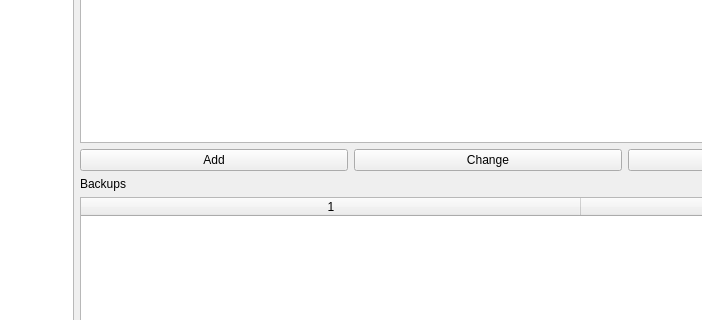
Above: mainwindow.ui from CMHarris14/GummysaverQt before the change; both pictures show x 205 to 907 and y 96 to 416 of the 1117 by 571 pixel window. Below: the same form after it.
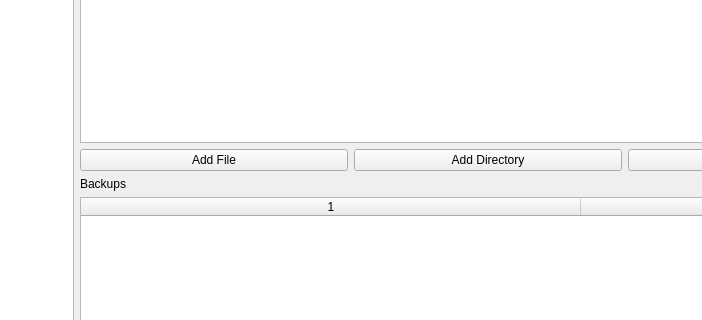
That is the form after the change.

What changed in the file:
```diff
--- a/mainwindow.ui
+++ b/mainwindow.ui
@@ -74,16 +74,16 @@
        <item>
         <layout class="QHBoxLayout" name="buttons_paths">
          <item>
-          <widget class="QPushButton" name="button_addPath">
+          <widget class="QPushButton" name="button_addFile">
            <property name="text">
-            <string>Add</string>
+            <string>Add File</string>
            </property>
           </widget>
          </item>
          <item>
-          <widget class="QPushButton" name="button_changePath">
+          <widget class="QPushButton" name="button_addPath">
            <property name="text">
-            <string>Change</string>
+            <string>Add Directory</string>
            </property>
           </widget>
          </item>
```
